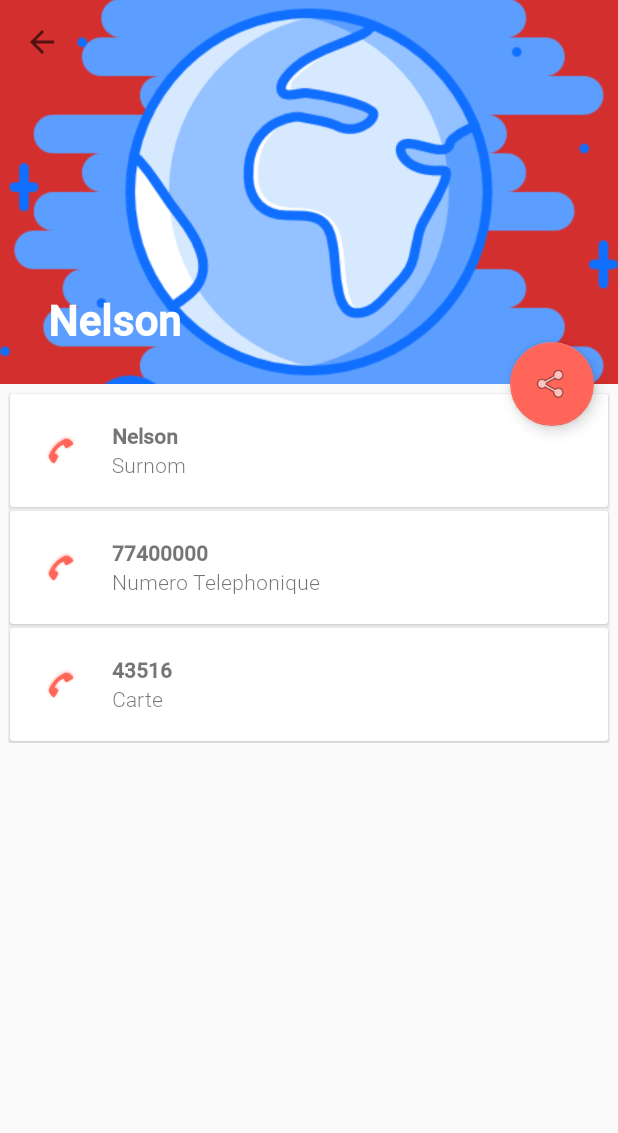
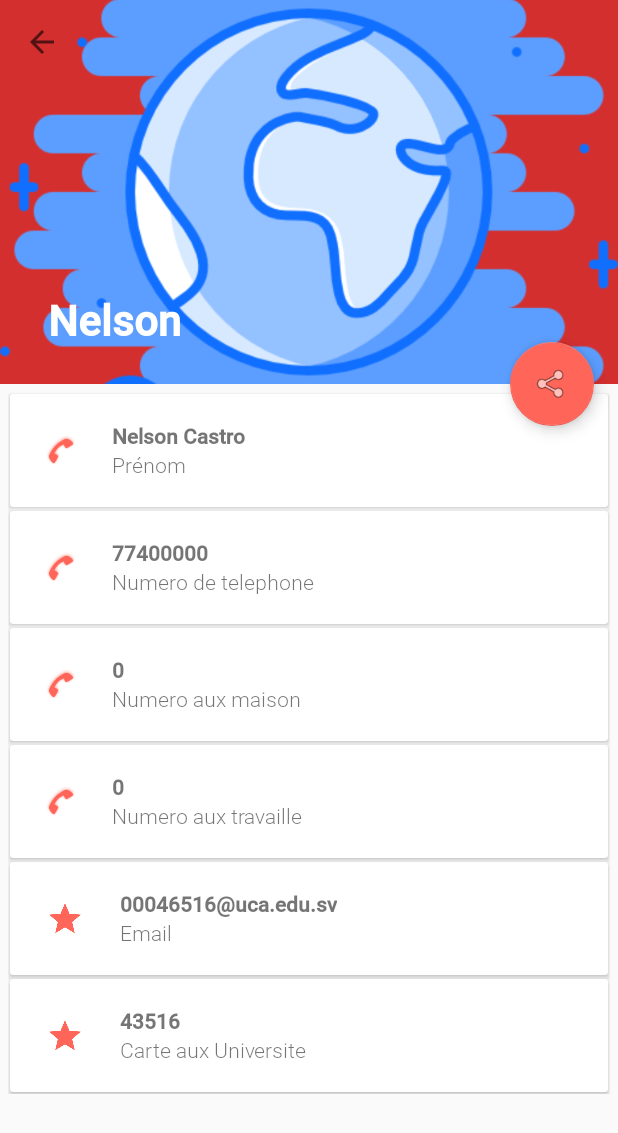
Before and after one commit to nelsoncaastro/PDMParcial1, an Android app: the screen it shows after launch (SecondActivity), after a tap on an icon or button, on a phone screen of 412 x 824 dp. Shown: the top 1133 px of the screen. Run offline under Robolectric (Android 15) with nearby library versions, the phone set to English and light mode, and no system bars.

Commit message:
Buggy but goodie

```diff
--- a/app/src/main/java/me/nelsoncastro/pdmparcial1/MainActivity.kt
+++ b/app/src/main/java/me/nelsoncastro/pdmparcial1/MainActivity.kt
@@ -37,15 +37,23 @@ class MainActivity : AppCompatActivity() {
         contacts.addAll(lazyContacts)
 
         contacts = if(savedInstanceState != null){
-            savedInstanceState.getParcelableArrayList("CLE")
+            //savedInstanceState.getParcelableArrayList("CLE")
+            ArrayList<Contact>().apply {
+                add(Contact("Nelson", "Castro", 77400000, 0, 0, R.drawable.earth, "00046516@uca.edu.sv", 43516, false))
+                add(Contact("Sam", "O'nella", 74190000, 0, 0, R.drawable.twd, "00046516@uca.edu.sv", 0, false))
+                add(Contact("Phil", "DeFranco", 71300000, 0, 0 , R.drawable.got, "00046516@uca.edu.sv", 0, false))
+                add(Contact("Adele", "Whoknows", 71300000, 0, 0, R.drawable.bbad, "00046516@uca.edu.sv", 0, false))
+                add(Contact("Jessi", "Marthel", 71300000, 25300000, 27270000, R.drawable.himym, "00046516@uca.edu.sv", 43516, false))
+                add(Contact("Nami", "No", 71300000, 0, 0, R.drawable.favs, "00046516@uca.edu.sv", 0, false))
+            }
         }else {
             ArrayList<Contact>().apply {
-                add(Contact("Nelson", "Castro", 77400000, 0, 0, R.drawable.earth, null, 43516, false))
-                add(Contact("Sam", "O'nella", 74190000, 0, 0, R.drawable.twd, null, 0, false))
-                add(Contact("Phil", "DeFranco", 71300000, 0, 0 , R.drawable.got, null, 0, false))
-                add(Contact("Adele", "Whoknows", 71300000, 0, 0, R.drawable.bbad, null, 0, false))
-                add(Contact("Jessi", "Marthel", 71300000, 0, 0, R.drawable.himym, null, 0, false))
-                add(Contact("Nami", "No", 71300000, 0, 0, R.drawable.favs, null, 0, false))
+                add(Contact("Nelson", "Castro", 77400000, 0, 0, R.drawable.earth, "00046516@uca.edu.sv", 43516, false))
+                add(Contact("Sam", "O'nella", 74190000, 0, 0, R.drawable.twd, "00046516@uca.edu.sv", 0, false))
+                add(Contact("Phil", "DeFranco", 71300000, 0, 0 , R.drawable.got, "00046516@uca.edu.sv", 0, false))
+                add(Contact("Adele", "Whoknows", 71300000, 0, 0, R.drawable.bbad, "00046516@uca.edu.sv", 0, false))
+                add(Contact("Jessi", "Marthel", 71300000, 25300000, 27270000, R.drawable.himym, "00046516@uca.edu.sv", 43516, false))
+                add(Contact("Nami", "No", 71300000, 0, 0, R.drawable.favs, "00046516@uca.edu.sv", 0, false))
             }
         }
 
--- a/app/src/main/java/me/nelsoncastro/pdmparcial1/SecondActivityAdapter.kt
+++ b/app/src/main/java/me/nelsoncastro/pdmparcial1/SecondActivityAdapter.kt
@@ -10,32 +10,50 @@ import android.widget.TextView
 
 class SecondActivityAdapter(private val contact: Contact): RecyclerView.Adapter<SecondActivityAdapter.SingleViewHolder>() {
 
-    var contactInfo : ArrayList<String>? = null
+    var contactInfo  = ArrayList<String>()
 
     override fun onCreateViewHolder(parent: ViewGroup, viewType: Int): SingleViewHolder {
         val v = LayoutInflater.from(parent.context).inflate(R.layout.activity_second_contact_single,parent,false)
+        contactInfo= crearArrayList(contact)
         return SingleViewHolder(v)
     }
 
     override fun getItemCount(): Int {
-        return 3
+        return 6
     }
 
     override fun onBindViewHolder(holder: SingleViewHolder, position: Int) {
         contactInfo= crearArrayList(contact)
 
+
         when(position){
+            6 -> {//holder.imgSrc.setImageResource(R.drawable.star_full)
+                //holder.imgSrc.maxWidth = 50
+                //holder.imgSrc.maxHeight = 50
+                //holder.text1.text = contactInfo!![position]
+                //holder.text2.text = "Prenom"
+            }
             0 -> {//holder.imgSrc.setImageResource(R.drawable.star_full)
-                holder.imgSrc.maxWidth = 50
-                holder.imgSrc.maxHeight = 50
                 holder.text1.text = contactInfo!![position]
-                holder.text2.text = "Surnom" }
-            1 -> {//holder.imgSrc.setImageResource(R.drawable.star_full)
+                holder.text2.text = "Prénom" }
+            1 -> {
                 holder.text1.text = contactInfo!![position]
-                holder.text2.text = "Numero Telephonique" }
-            2 -> {//holder.imgSrc.setImageResource(R.drawable.star_full)
+                holder.text2.text = "Numero de telephone" }
+            2 -> {
                 holder.text1.text = contactInfo!![position]
-                holder.text2.text = "Carte" }
+                holder.text2.text = "Numero aux maison" }
+            3 -> {
+                holder.text1.text = contactInfo!![position]
+                holder.text2.text = "Numero aux travaille" }
+            4 -> {
+                holder.imgSrc.setImageResource(R.drawable.star_full)
+                holder.text1.text = contactInfo!![position]
+                holder.text2.text = "Email" }
+            5 -> {
+                holder.imgSrc.setImageResource(R.drawable.star_full)
+                holder.text1.text = contactInfo!![position]
+                holder.text2.text = "Carte aux Universite"
+            }
 
 
         }
@@ -43,10 +61,14 @@ class SecondActivityAdapter(private val contact: Contact): RecyclerView.Adapter<
 
     fun crearArrayList(contact: Contact): ArrayList<String>{
         var auxi = ArrayList<String>().apply {
-            add(contact.prenom)
+            add("${contact.prenom} ${contact.nom}")
             add(contact.nombre.toString())
+            //if(contact.nombremaison!=0) add(contact.nombremaison.toString())
+            add(contact.nombremaison.toString())
+            //if(contact.nombretravaille!=0) add(contact.nombretravaille.toString())
             //add(contact.image.toString())
-            //add(contact.but!!)
+            add(contact.nombretravaille.toString())
+            add(contact.but!!)
             add(contact.carte.toString())
         }
 
--- a/app/src/main/res/layout/activity_second_contact_single.xml
+++ b/app/src/main/res/layout/activity_second_contact_single.xml
@@ -16,6 +16,9 @@
         <ImageView
             android:id="@+id/imagy_single"
             android:layout_width="wrap_content"
+            android:maxWidth="25dp"
+            android:maxHeight="25dp"
+            android:adjustViewBounds="true"
             android:layout_height="wrap_content"
             android:layout_marginBottom="8dp"
             android:layout_marginEnd="8dp"
--- a/app/src/main/res/layout/activity_third_addcontact.xml
+++ b/app/src/main/res/layout/activity_third_addcontact.xml
@@ -3,7 +3,8 @@
     xmlns:tools="http://schemas.android.com/tools"
     android:layout_width="match_parent"
     android:layout_height="match_parent"
-    xmlns:app="http://schemas.android.com/apk/res-auto">
+    xmlns:app="http://schemas.android.com/apk/res-auto"
+    tools:context=".AddContact">
 
     <android.support.design.widget.AppBarLayout
         android:id="@+id/appy2"
```
